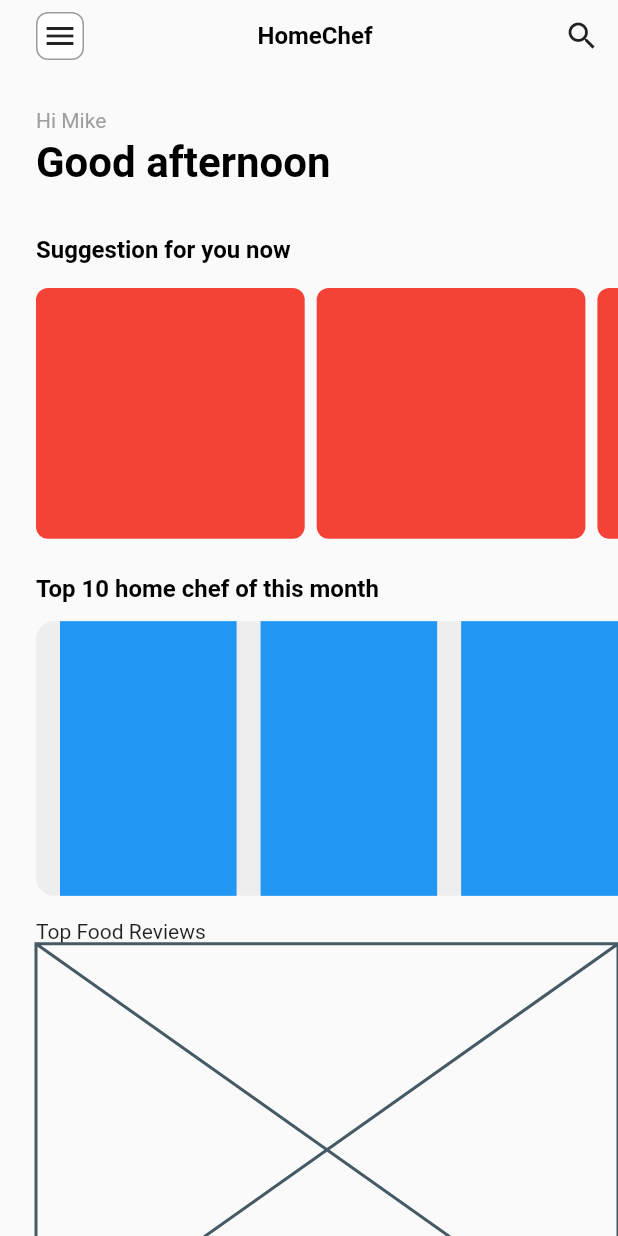
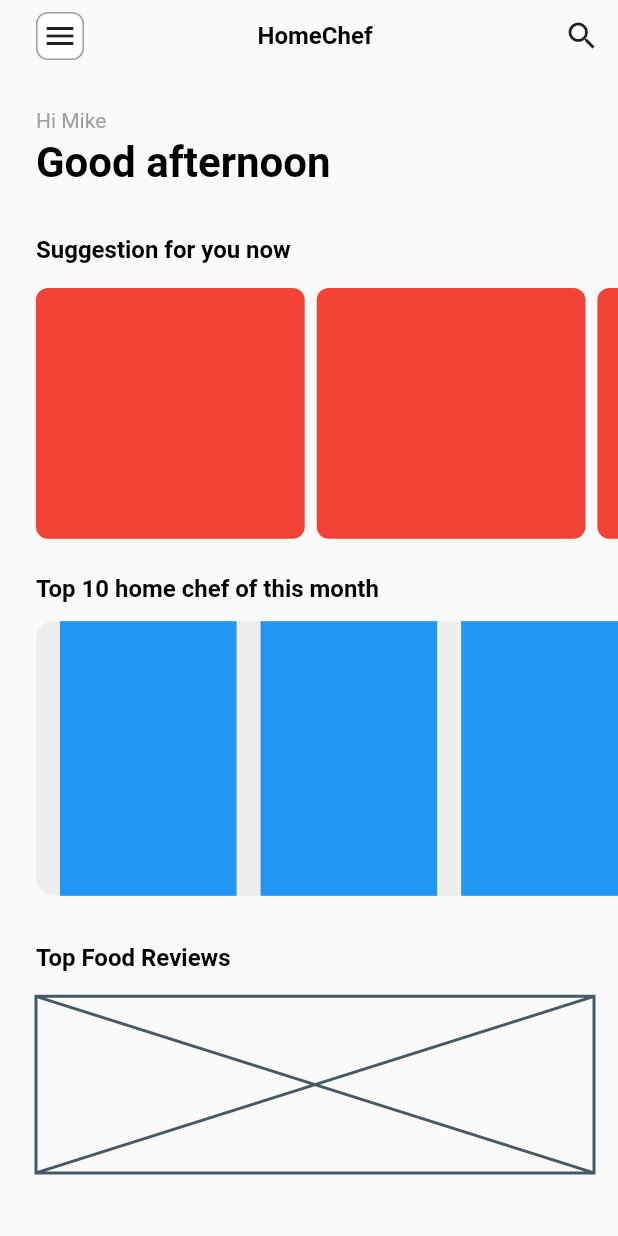
Before and after one commit to JAICHANGPARK/flutter_notebook_the_third_story, a Flutter app: the screen it shows after launch, on a phone screen of 412 x 824 dp. Run offline on Flutter 3.47's test engine with Material 2 defaults, Android fonts, the phone set to English and light mode, and no system bars; our stand-ins replace badges, dotted_border, fl_chart, google_fonts, page_transition, percent_indicator.

Commit message:
Update home_page.dart

```diff
--- a/lib/food_application/home_page.dart
+++ b/lib/food_application/home_page.dart
@@ -196,13 +196,18 @@ class _MainPageState extends State<MainPage> {
                   )
                 ],
               ),
-              SizedBox(height: 16,),
+              SizedBox(height: 32,),
               Column(
                 crossAxisAlignment: CrossAxisAlignment.start,
                 children: <Widget>[
-                  Text("Top Food Reviews"),
+                  Text("Top Food Reviews", style: TextStyle(
+                    color: Colors.black,
+                    fontWeight: FontWeight.bold,
+                    fontSize: 16
+                  ),),
                   Container(
-                    height: MediaQuery.of(context).size.height / 3,
+                    margin: EdgeInsets.only(top: 16, right: 16, bottom: 16),
+                    height: MediaQuery.of(context).size.height / 7,
                     child: Placeholder(),
                   )
                 ],
```
